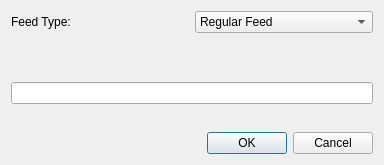
The window that urssus/ui/newfeed.ui (ralsina/urssus) describes before a commit, drawn with Qt 5.
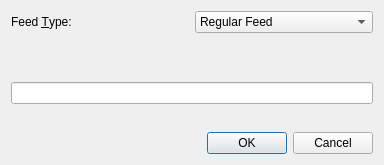
The same window after the commit. Icons and pictures are not drawn.

Patch:
```diff
--- a/urssus/ui/newfeed.ui
+++ b/urssus/ui/newfeed.ui
@@ -22,7 +22,10 @@
      <item>
       <widget class="QLabel" name="label_2" >
        <property name="text" >
-        <string>Feed Type:</string>
+        <string>Feed &amp;Type:</string>
+       </property>
+       <property name="buddy" >
+        <cstring>feedType</cstring>
        </property>
       </widget>
      </item>
```
Left out of the diff: 5 changed lines with no effect on the pictures.
